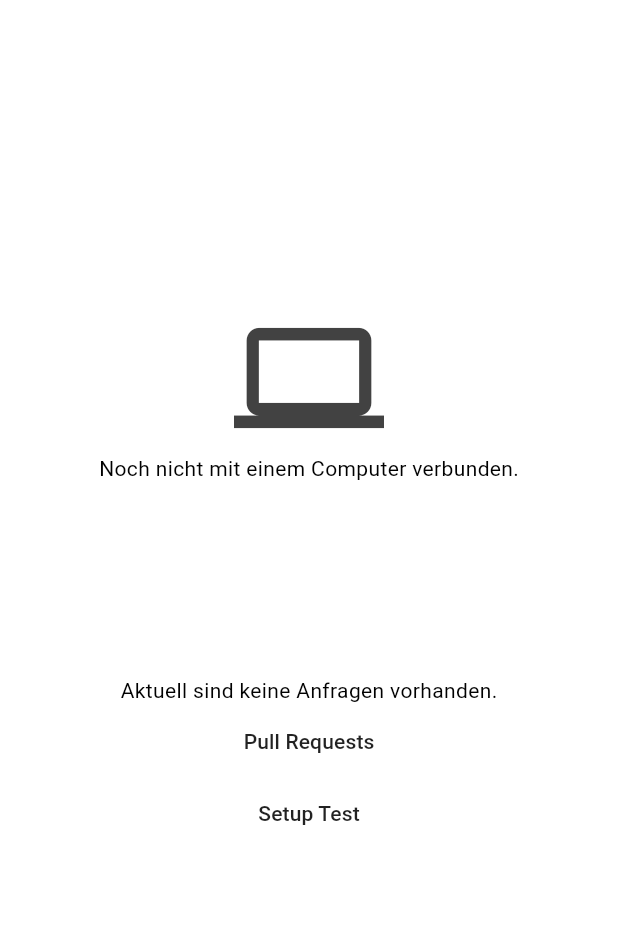
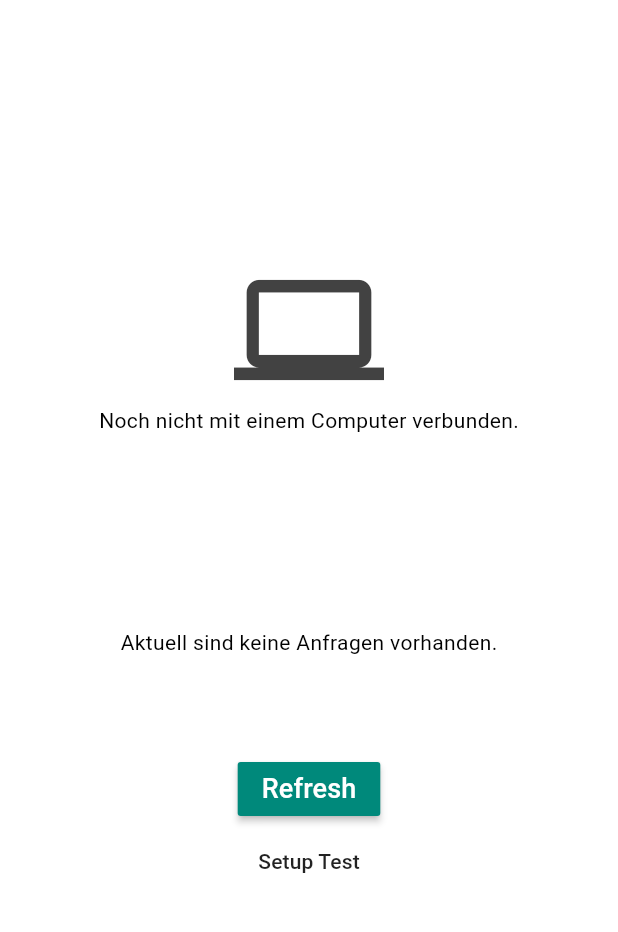
Before and after one commit to pro4-veracrypt-2fa/VeraCrypt-2FA-App, a Flutter app: the screen it shows after launch, on a phone screen of 412 x 824 dp, the part 84-1016 px from its top. Run offline on Flutter 3.47's test engine with Material 3 defaults, Android fonts, the phone set to English and light mode, and no system bars; our stand-ins replace dio, go_router; missing offline and left inert: mobile_scanner; Roboto replaces fonts that are missing (Sofia Pro Soft).

Commit message:
Do not navigate when there are not pending requests

```diff
--- a/lib/page/home.dart
+++ b/lib/page/home.dart
@@ -3,6 +3,7 @@ import 'package:go_router/go_router.dart';
 import 'package:veracrypt_2fa_app/Routes.dart';
 import 'package:veracrypt_2fa_app/api.dart';
 import 'package:veracrypt_2fa_app/widget/app_bar.dart';
+import 'package:veracrypt_2fa_app/snackbar.dart';
 
 class HomePage extends StatefulWidget {
   const HomePage({super.key});
@@ -12,6 +13,17 @@ class HomePage extends StatefulWidget {
 }
 
 class _HomePageState extends State<HomePage> {
+  _handleRefresh(BuildContext context) async {
+    var pullResult = await API.pull();
+    if (pullResult == null) {
+      // ignore: use_build_context_synchronously
+      Snackbar.show(context, "Keine ausstehenden Anfragen.");
+    } else {
+      // ignore: use_build_context_synchronously
+      GoRouter.of(context).push(Routes.incomingRequest);
+    }
+  }
+
   @override
   Widget build(BuildContext context) {
     var partnerPcName = API.partnerPCName;
@@ -27,38 +39,43 @@ class _HomePageState extends State<HomePage> {
               size: 100,
               color: Colors.grey.shade800,
             ),
-            partnerPcName != null ? Row(
+            partnerPcName != null
+                ? Row(
                     mainAxisAlignment: MainAxisAlignment.center,
                     children: [
-                Text(
+                      const Text(
                         'Verbunden mit',
                         style: TextStyle(
                           fontSize: 20,
                         ),
                       ),
-                Padding(
+                      const Padding(
                         padding: EdgeInsets.fromLTRB(4, 0, 4, 0),
                       ),
                       Text(
                         partnerPcName,
-                  style: TextStyle(
+                        style: const TextStyle(
                           fontSize: 20,
                           fontWeight: FontWeight.bold,
                         ),
                       ),
                     ],
-            ) : const Text("Noch nicht mit einem Computer verbunden."),
+                  )
+                : const Text("Noch nicht mit einem Computer verbunden."),
             const Padding(padding: EdgeInsets.fromLTRB(0, 128, 0, 0)),
             const Text("Aktuell sind keine Anfragen vorhanden."),
+            const Padding(padding: EdgeInsets.fromLTRB(0, 64, 0, 0)),
             MaterialButton(
-              onPressed: () => {
-                GoRouter.of(context).push(Routes.incomingRequest),
-              },
-              child: const Text("Pull Requests"),
+              onPressed: () => {_handleRefresh(context)},
+              color: Colors.teal.shade600,
+              child: const Text("Refresh",
+                  style: TextStyle(fontSize: 18, color: Colors.white)),
             ),
             MaterialButton(
               onPressed: () => {
-                GoRouter.of(context).push(Routes.pairing),
+                setState(() {
+                  GoRouter.of(context).push(Routes.pairing);
+                })
               },
               child: const Text("Setup Test"),
             ),
```
Lines whose indentation alone changed are shown as unchanged.
